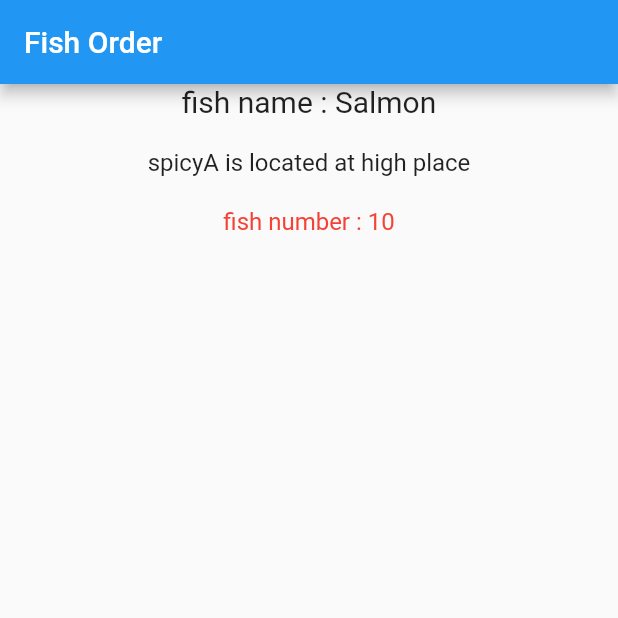
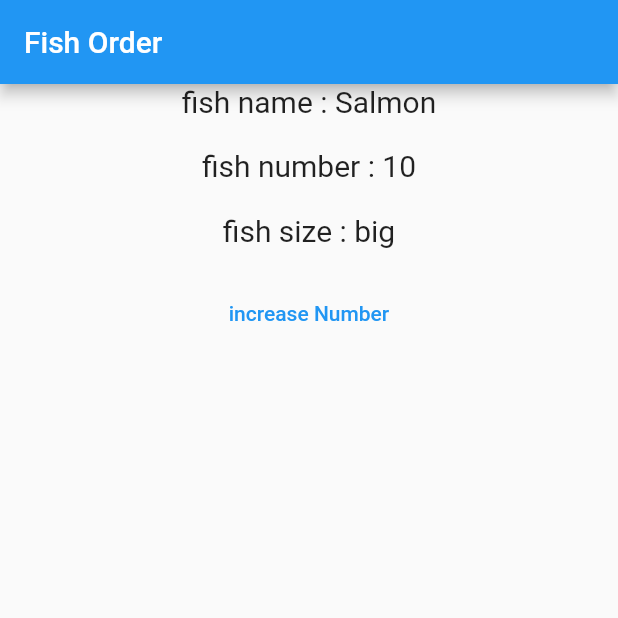
Before and after one commit to HyerimKimm/providerpractice, a Flutter app: the screen it shows after launch, on a phone screen of 412 x 824 dp, the top half of it. Run offline on Flutter 3.47's test engine with Material 2 defaults, Android fonts, the phone set to English and light mode, and no system bars.

Commit message:
ChangeNotifierProvider 를 이용해서 ChangeNotifier를 mixin한 객체의 값이 변할 때 UI를 자동으로 rebuild 시켜주기.

```diff
--- a/lib/fish_model.dart
+++ b/lib/fish_model.dart
@@ -1,7 +1,14 @@
-class FishModel{
+import 'package:flutter/material.dart';
+
+class FishModel with ChangeNotifier{
   final String name;
-  final int number;
+  int number;
   final String size;
 
   FishModel({required this.name, required this.number, required this.size});
+
+  void ChangeFishNumber(){
+    number++;
+    notifyListeners();
+  }
 }
--- a/lib/main.dart
+++ b/lib/main.dart
@@ -11,7 +11,7 @@ class MyApp extends StatelessWidget {
 
   @override
   Widget build(BuildContext context) {
-    return Provider(
+    return ChangeNotifierProvider(
       //create 메소드를 통해서 리턴하면 provide의 차일드가 되는모든 위젯에서 리턴값에 접근할 수 있다.
       create: (context)=>FishModel(name: 'Salmon', number: 10, size: 'big'),
       child: MaterialApp(
@@ -32,6 +32,7 @@ class FishOrder extends StatelessWidget {
       ),
       body: Center(
         child: Column(
+          mainAxisAlignment: MainAxisAlignment.center,
           children: [
             Text(
               'fish name : ${Provider.of<FishModel>(context).name}', style: TextStyle(fontSize: 20),
@@ -39,7 +40,7 @@ class FishOrder extends StatelessWidget {
             SizedBox(
               height: 20,
             ),
-            High(),
+            Number(),
           ],
         ),
       ),
@@ -47,35 +48,37 @@ class FishOrder extends StatelessWidget {
   }
 }
 
-class High extends StatelessWidget {
-  const High({Key? key}) : super(key: key);
+class Number extends StatelessWidget {
+  const Number({Key? key}) : super(key: key);
+
+  @override
+  Widget build(BuildContext context) {
+    return Expanded(
+      child: Column(
+        children: [
+          Text('fish number : ${Provider.of<FishModel>(context).number}', style: TextStyle(fontSize: 20),),
+          SizedBox(height: 20,),
+          Size(),
+        ],
+      ),
+    );
+  }
+}
+
+class Size extends StatelessWidget {
+  const Size({Key? key}) : super(key: key);
 
   @override
   Widget build(BuildContext context) {
     return Column(
       children: [
-        Text('spicyA is located at high place',
-          style: TextStyle(fontSize: 16)
-        ),
-        SizedBox(
-          height: 20,
-        ),
-        SpicyA(),
+        Text('fish size : ${Provider.of<FishModel>(context).size}', style: TextStyle(fontSize: 20),),
+        SizedBox(height: 20,),
+        TextButton(onPressed: (){
+          Provider.of<FishModel>(context, listen: false).ChangeFishNumber();
+        },
+        child: Text('increase Number')),
       ],
     );
   }
 }
-
-class SpicyA extends StatelessWidget {
-  const SpicyA({Key? key}) : super(key: key);
-
-  @override
-  Widget build(BuildContext context) {
-    return Column(
-      children: [
-        Text('fish number : ${Provider.of<FishModel>(context).number}',
-          style: TextStyle(fontSize: 16, color: Colors.red),),
-      ],
-    );
-  }
-}
```
